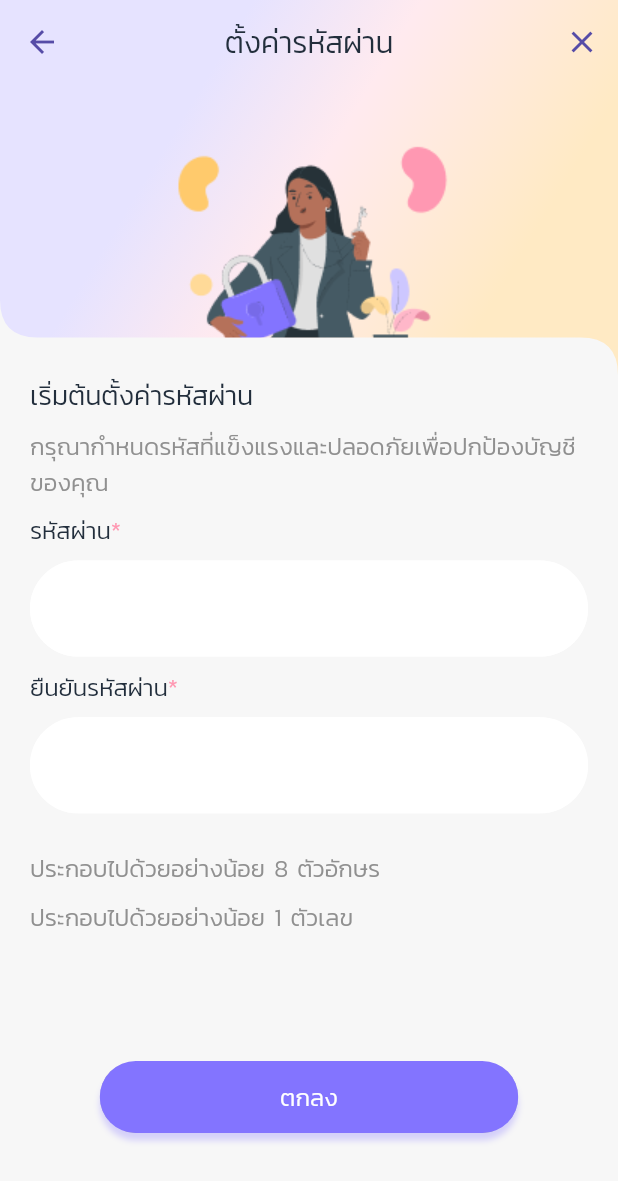
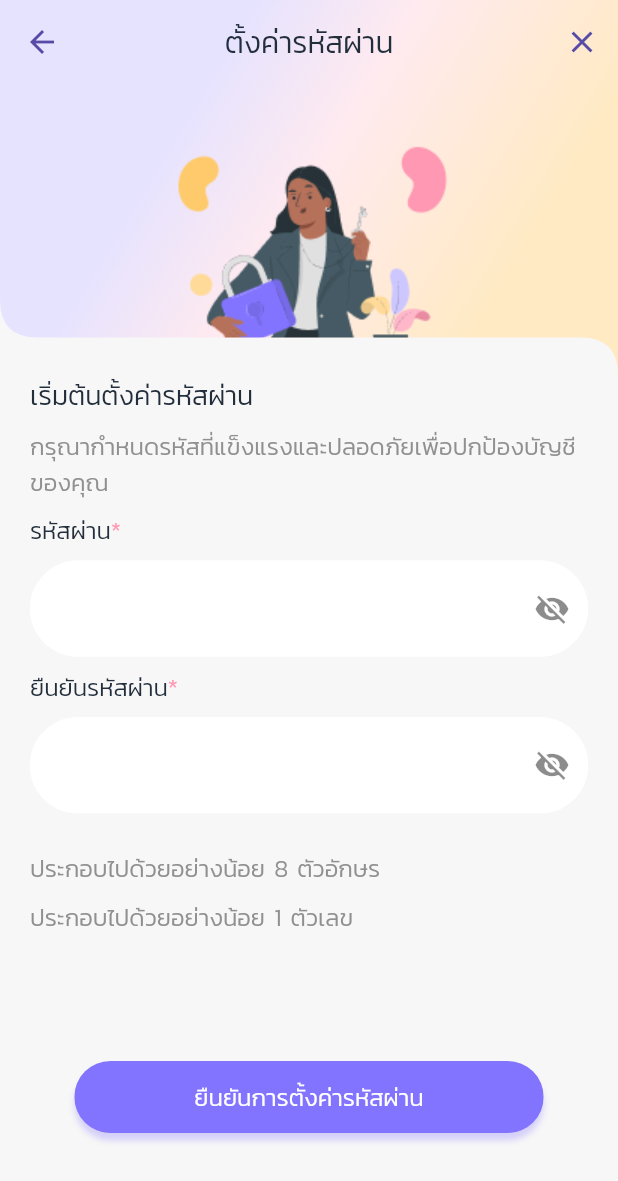
Before and after one commit to yuzuinthewinter/Jassy_Mobile_Application, a Flutter app: the CreatePassword screen opened directly, on a phone screen of 412 x 824 dp. Shown: the top 1181 px of the screen. Run offline on Flutter 3.47's test engine with Material 2 defaults, Android fonts, the phone set to English and light mode, and no system bars; our stand-ins replace country_code_picker, flutter_svg, google_fonts.

Commit message:
validate password

```diff
--- a/frontend/lib/models/user.dart
+++ b/frontend/lib/models/user.dart
@@ -31,7 +31,6 @@ class User {
   String password;
   String role;
   String phoneOtp;
-  Info info;
 
-  User(this.phoneNumber, this.password, this.role, this.phoneOtp, this.info);
+  User({this.phoneNumber = '', this.password = '', this.role = '', this.phoneOtp = ''});
 }
--- a/frontend/lib/screens/register/component/create_password_body.dart
+++ b/frontend/lib/screens/register/component/create_password_body.dart
@@ -6,6 +6,7 @@ import 'package:flutter_application_1/component/header_style/header_style1.dart'
 import 'package:flutter_application_1/component/input_feilds/required_text_field_label.dart';
 import 'package:flutter_application_1/component/text/description_text.dart';
 import 'package:flutter_application_1/component/text/header_text.dart';
+import 'package:flutter_application_1/models/user.dart';
 import 'package:flutter_application_1/theme/index.dart';
 
 class Body extends StatefulWidget {
@@ -17,6 +18,12 @@ class Body extends StatefulWidget {
 
 class _BodyState extends State<Body> {
   final _formKey = GlobalKey<FormState>();
+  bool isHiddenPassword = true;
+  bool isHiddenConfirmPassword = true;
+  User user = User();
+  RegExp regex = RegExp("(?=.*[A-Z])(?=.*[a-z])(?=.*?[!@#\$&*~]).{8,}");
+  TextEditingController passwordController = TextEditingController();
+  TextEditingController confirmPasswordController = TextEditingController();
 
   @override
   Widget build(BuildContext context) {
@@ -46,9 +53,61 @@ class _BodyState extends State<Body> {
             Container(
             padding: const EdgeInsets.symmetric(vertical: 0, horizontal: 20.0),
             child: TextFormField(
+                controller: passwordController,
+                obscureText: isHiddenPassword,
                 keyboardType: TextInputType.text,
                 inputFormatters: [LengthLimitingTextInputFormatter(9)],
                 decoration: InputDecoration(
+                  suffixIcon: InkWell(
+                    onTap: _togglePasswordView,
+                    child: isHiddenPassword? Icon(Icons.visibility_off) : Icon(Icons.visibility)
+                    ),
+                  fillColor: textLight,
+                  // hintText: "กรุณากรอก",
+                  filled: true,
+                  border: OutlineInputBorder(
+                    borderRadius: BorderRadius.circular(40),
+                    borderSide: const BorderSide(color: textLight, width: 0.0)
+                  ),
+                  enabledBorder: OutlineInputBorder(
+                    borderRadius: BorderRadius.circular(40.0),
+                    borderSide:  const BorderSide(color: textLight ),
+                  ),
+                  focusedBorder: OutlineInputBorder(
+                    borderRadius: BorderRadius.circular(40.0),
+                    borderSide:  const BorderSide(color: textLight ),
+                  ),
+                ),
+                validator: (value) {
+                  if (value == null || value.isEmpty) {
+                    return 'Please enter some text';
+                  }else if (!regex.hasMatch(value)){
+                    return "กรุณากรอกตามpattern";
+                  }
+                  return null;
+                },
+                onSaved: (String? password) {
+                  user.password = password!;
+                },
+              ),
+            ),
+            SizedBox(height: size.height * 0.01,),
+            const RequiredTextFieldLabel(
+              textLabel: "ยืนยันรหัสผ่าน",
+            ),
+            SizedBox(height: size.height * 0.01,),
+            Container(
+            padding: const EdgeInsets.symmetric(vertical: 0, horizontal: 20.0),
+            child: TextFormField(
+                controller: confirmPasswordController,
+                obscureText: isHiddenConfirmPassword,
+                keyboardType: TextInputType.text,
+                inputFormatters: [LengthLimitingTextInputFormatter(9)],
+                decoration: InputDecoration(
+                  suffixIcon: InkWell(
+                    onTap: _toggleConfirmPasswordView,
+                    child: isHiddenConfirmPassword? Icon(Icons.visibility_off) : Icon(Icons.visibility)
+                    ),
                   fillColor: textLight,
                   filled: true,
                   border: OutlineInputBorder(
@@ -67,40 +126,10 @@ class _BodyState extends State<Body> {
                 validator: (value) {
                   if (value == null || value.isEmpty) {
                     return 'Please enter some text';
-                  }
-                  return null;
-                },
-              ),
-            ),
-            SizedBox(height: size.height * 0.01,),
-            const RequiredTextFieldLabel(
-              textLabel: "ยืนยันรหัสผ่าน",
-            ),
-            SizedBox(height: size.height * 0.01,),
-            Container(
-            padding: const EdgeInsets.symmetric(vertical: 0, horizontal: 20.0),
-            child: TextFormField(
-                keyboardType: TextInputType.text,
-                inputFormatters: [LengthLimitingTextInputFormatter(9)],
-                decoration: InputDecoration(
-                  fillColor: textLight,
-                  filled: true,
-                  border: OutlineInputBorder(
-                    borderRadius: BorderRadius.circular(40),
-                    borderSide: const BorderSide(color: textLight, width: 0.0)
-                  ),
-                  enabledBorder: OutlineInputBorder(
-                    borderRadius: BorderRadius.circular(40.0),
-                    borderSide:  const BorderSide(color: textLight ),
-                  ),
-                  focusedBorder: OutlineInputBorder(
-                    borderRadius: BorderRadius.circular(40.0),
-                    borderSide:  const BorderSide(color: textLight ),
-                  ),
-                ),
-                validator: (value) {
-                  if (value == null || value.isEmpty) {
-                    return 'Please enter some text';
+                  }else if (!regex.hasMatch(value)){
+                    return "กรุณากรอกตามpattern";
+                  }else if (passwordController.text != confirmPasswordController.text){
+                    return "รหัสไม่ตรงกัน";
                   }
                   return null;
                 },
@@ -113,10 +142,12 @@ class _BodyState extends State<Body> {
             SizedBox(height: size.height * 0.09,),
             Center(
               child: DisableToggleButton(
-                  text: "ตกลง",
+                  text: "ยืนยันการตั้งค่ารหัสผ่าน",
                   minimumSize: Size(279, 36),
                   press: () {
                   if (_formKey.currentState!.validate()) {
+                        _formKey.currentState!.save();
+                        print("password: ${user.password}");
                         // Navigator.push(
                         // context,
                         // MaterialPageRoute(builder: (context) => const EnterOTP()),
@@ -130,4 +161,16 @@ class _BodyState extends State<Body> {
       ),
     );
   }
+
+  void _togglePasswordView() {
+    setState(() {
+      isHiddenPassword =! isHiddenPassword;
+    });
+  }
+
+  void _toggleConfirmPasswordView() {
+    setState(() {
+      isHiddenConfirmPassword =! isHiddenConfirmPassword;
+    });
+  }
 }
```
Also changed, not shown: frontend/lib/screens/register/component/phonereg_body.dart (+9 -18 lines).
